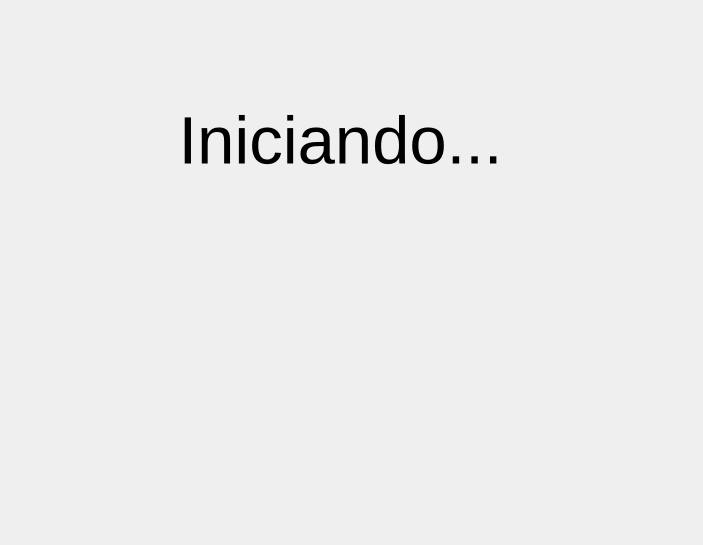
Qt form display.ui (vzccristian/bluetooth-detect-feedback) before a commit.
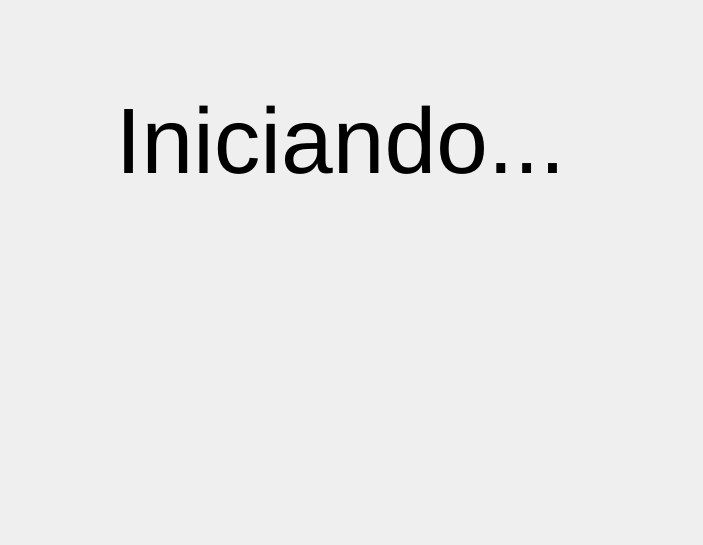
The same form after that commit.

Diff of the .ui file:
```diff
--- a/display.ui
+++ b/display.ui
@@ -44,7 +44,7 @@
     <property name="styleSheet">
      <string notr="true">text-align:center;
 vertical-align:center;
-font-size:50pt;</string>
+font-size:70pt;</string>
     </property>
     <property name="text">
      <string>Iniciando...</string>
```
